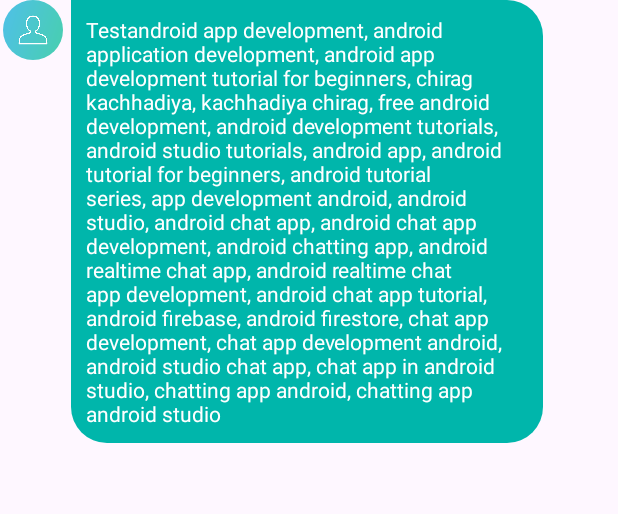
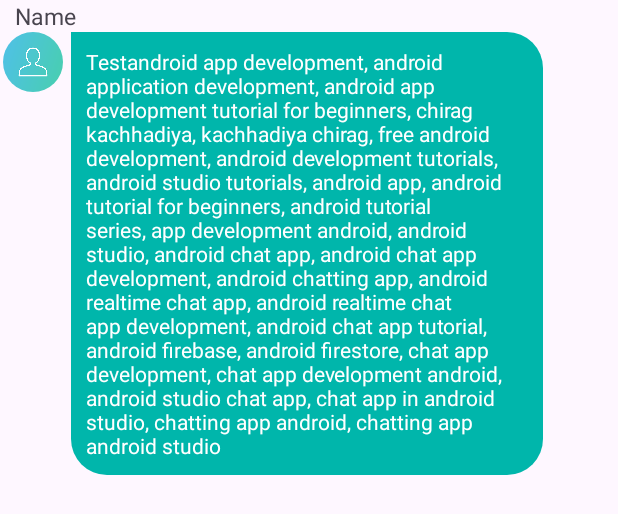
Before and after one commit to qcx330/FamilyChat, an Android app: the layout item_received_message.xml on its own in the app's theme, with its tools: preview values and no code run, on a phone screen of 412 x 824 dp. Shown: the top 514 px of the screen. Run offline under Robolectric (Android 15) with nearby library versions, the phone set to English and light mode, and no system bars; plain views replace RoundedImageView.

Commit message:
family chat room

```diff
--- a/app/src/main/java/com/example/familychat/adapter/MessageAdapter.kt
+++ b/app/src/main/java/com/example/familychat/adapter/MessageAdapter.kt
@@ -24,6 +24,7 @@
     }
     inner class ReceiveViewHolder(itemView:View):ViewHolder(itemView){
         val tvMessage = itemView.findViewById<TextView>(R.id.tvMessage)
+        val tvName = itemView.findViewById<TextView>(R.id.tvName)
         val imgAvatar = itemView.findViewById<RoundedImageView>(R.id.imgAvatar)
     }
 
@@ -59,7 +60,8 @@
         }else{
             val viewHolder = holder as ReceiveViewHolder
             viewHolder.tvMessage.text == currentMessage.content
-            viewHolder.imgAvatar.setImageURI(currentMessage.sender.avatar!!.toUri())
+            viewHolder.tvName.text == currentMessage.sender
+//            viewHolder.imgAvatar.setImageURI(currentMessage.sender.avatar!!.toUri())
         }
     }
 }
--- a/app/src/main/java/com/example/familychat/model/ChatRoom.kt
+++ b/app/src/main/java/com/example/familychat/model/ChatRoom.kt
@@ -1,4 +1,4 @@
 package com.example.familychat.model
 
-class ChatRoom(val name :String) {
+class ChatRoom(val roomId: String, val roomName: String, val lastMessage: String, val timestamp: Long) {
 }
--- a/app/src/main/java/com/example/familychat/model/Message.kt
+++ b/app/src/main/java/com/example/familychat/model/Message.kt
@@ -1,6 +1,6 @@
 package com.example.familychat.model
 
-class Message(val sender:User,
+class Message(val sender: String,
               val content:String,
               val time: Long) {
 }
--- a/app/src/main/res/layout/item_received_message.xml
+++ b/app/src/main/res/layout/item_received_message.xml
@@ -1,9 +1,20 @@
 <?xml version="1.0" encoding="utf-8"?>
-<RelativeLayout xmlns:android="http://schemas.android.com/apk/res/android"
+<LinearLayout xmlns:android="http://schemas.android.com/apk/res/android"
     xmlns:app="http://schemas.android.com/apk/res-auto"
     android:layout_width="match_parent"
     android:layout_height="wrap_content"
+    android:orientation="vertical"
     android:layout_marginRight="50dp">
+    <TextView
+        android:layout_width="wrap_content"
+        android:layout_height="wrap_content"
+        android:text="Name"
+        android:textSize="15dp"
+        android:id="@+id/tvName"
+        android:layout_marginLeft="10dp"/>
+    <RelativeLayout
+        android:layout_width="wrap_content"
+        android:layout_height="wrap_content">
 
 
     <com.makeramen.roundedimageview.RoundedImageView
@@ -25,4 +36,5 @@
         android:padding="10dp"
         android:text="Testandroid app development, android application development, android app development tutorial for beginners, chirag kachhadiya, kachhadiya chirag, free android development, android development tutorials, android studio tutorials, android app, android tutorial for beginners, android tutorial series, app development android, android studio, android chat app, android chat app development, android chatting app, android realtime chat app, android realtime chat app development, android chat app tutorial, android firebase, android firestore, chat app development, chat app development android, android studio chat app, chat app in android studio, chatting app android, chatting app android studio"
         android:textColor="@color/white" />
-</RelativeLayout>
+    </RelativeLayout>
+</LinearLayout>
```
Also changed, not shown: app/src/main/java/com/example/familychat/viewmodel/ChatViewModel.kt (+29 -8 lines), app/src/main/java/com/example/familychat/viewmodel/MessageViewModel.kt (+20 -1 lines), app/src/main/java/com/example/familychat/viewmodel/UserViewModel.kt (+9 -2 lines).
